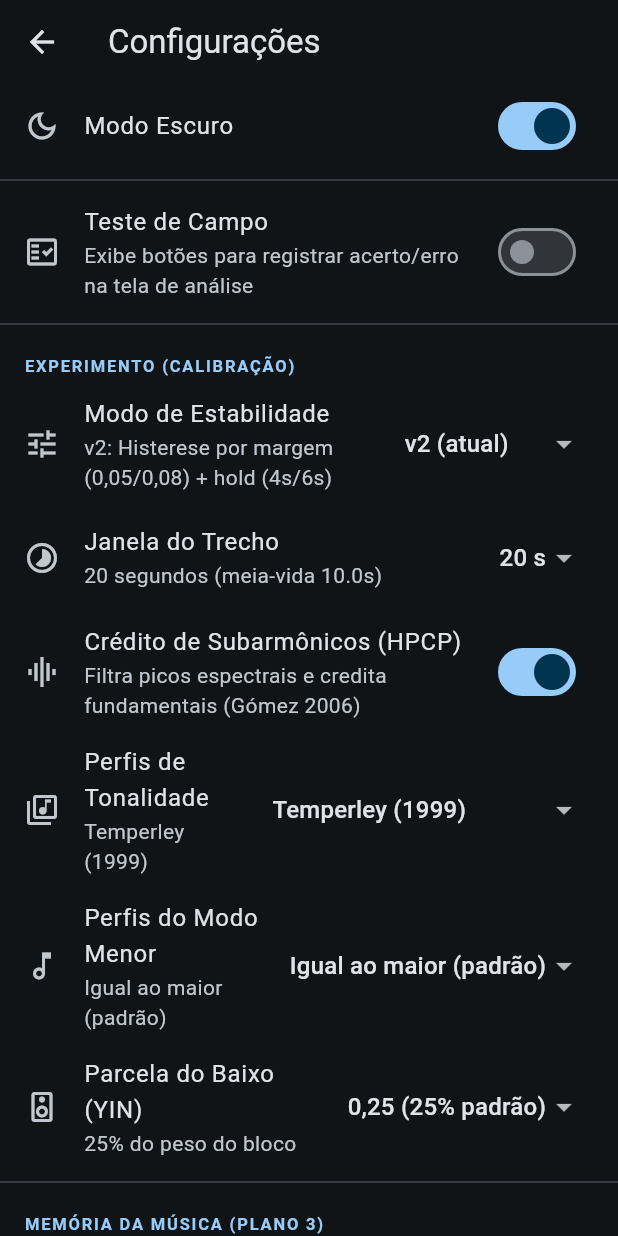
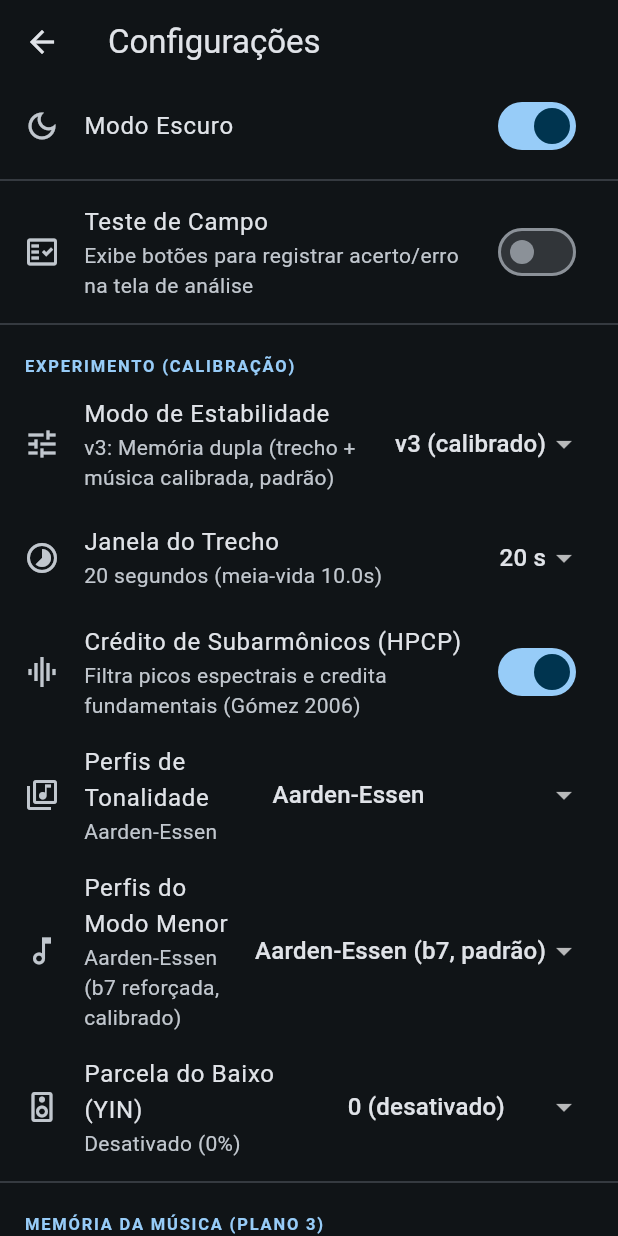
Before and after one commit to Str1NnG/tonalize, a Flutter app: the screen it shows after launch, after a tap on the "settings" icon, on a phone screen of 412 x 824 dp. Run offline on Flutter 3.47's test engine with Material 3 defaults, Android fonts, the phone set to English and light mode, and no system bars; our stand-ins replace fl_chart, permission_handler, shared_preferences, sqflite, vibration; accounts and stored records are empty.

Commit message:
Adiciona perfil Aarden calibrado e atualiza padrões

```diff
--- a/lib/core/tonal_engine.dart
+++ b/lib/core/tonal_engine.dart
@@ -35,7 +35,7 @@ class SongMemoryConfig {
     this.baseHoldSeconds = 20, // regra própria da memória da música: lenta de propósito
     this.neighborHoldSeconds = 30,
     this.showPassageAfterSeconds = 4, // linha "agora" aparece após 4 s de discordância
-    this.bassShare = 0.25,
+    this.bassShare = 0.0,
   });
 
   final bool enabled;
--- a/lib/screens/settings_screen.dart
+++ b/lib/screens/settings_screen.dart
@@ -17,22 +17,22 @@ class _SettingsScreenState extends State<SettingsScreen> {
   bool _fieldMode = false;
 
   // Calibração / Experimento (Plano 2 e Plano 3)
-  String _stabMode = 'v2';
+  String _stabMode = 'v3';
   int _windowS = 20;
   bool _harmonics = true;
-  String _profiles = 'temperley';
+  String _profiles = 'aarden';
   bool _logReadings = false;
   bool _songMemory = true;
   int _songHalflifeS = 60;
-  int _songFarS = 12;
+  int _songFarS = 20;
   int _songNearS = 45;
   double _evidenceTol = 0.8;
   double _evidenceFloor = 0.25;
   int _minS = 2;
   double _evidenceDrain = 0.5;
   bool _strictNotes = false;
-  String _minorProfiles = 'same';
-  double _bassShare = 0.25;
+  String _minorProfiles = 'aar_b7';
+  double _bassShare = 0.0;
 
   @override
   void initState() {
@@ -44,22 +44,22 @@ class _SettingsScreenState extends State<SettingsScreen> {
     final prefs = await SharedPreferences.getInstance();
     setState(() {
       _fieldMode = prefs.getBool('field_mode') ?? false;
-      _stabMode = prefs.getString('stab_mode') ?? 'v2';
+      _stabMode = prefs.getString('stab_mode') ?? 'v3';
       _windowS = prefs.getInt('window_s') ?? 20;
       _harmonics = prefs.getBool('harmonics') ?? true;
-      _profiles = prefs.getString('profiles') ?? 'temperley';
+      _profiles = prefs.getString('profiles') ?? 'aarden';
       _logReadings = prefs.getBool('log_readings') ?? false;
       _songMemory = prefs.getBool('song_memory') ?? true;
       _songHalflifeS = prefs.getInt('song_halflife_s') ?? 60;
-      _songFarS = prefs.getInt('song_far_s') ?? 12;
+      _songFarS = prefs.getInt('song_far_s') ?? 20;
       _songNearS = prefs.getInt('song_near_s') ?? 45;
       _evidenceTol = prefs.getDouble('evidence_tol') ?? 0.8;
       _evidenceFloor = prefs.getDouble('evidence_floor') ?? 0.25;
       _minS = prefs.getInt('min_s') ?? 2;
       _evidenceDrain = prefs.getDouble('evidence_drain') ?? 0.5;
       _strictNotes = prefs.getBool('strict_notes') ?? false;
-      _minorProfiles = prefs.getString('minor_profiles') ?? 'same';
-      _bassShare = prefs.getDouble('bass_share') ?? 0.25;
+      _minorProfiles = prefs.getString('minor_profiles') ?? 'aar_b7';
+      _bassShare = prefs.getDouble('bass_share') ?? 0.0;
     });
   }
 
@@ -224,15 +224,18 @@ class _SettingsScreenState extends State<SettingsScreen> {
                 leading: const Icon(Icons.tune_outlined),
                 title: const Text('Modo de Estabilidade'),
                 subtitle: Text(
-                  _stabMode == 'v2'
-                      ? 'v2: Histerese por margem (0,05/0,08) + hold (4s/6s)'
-                      : 'v1: Janela plana 10s + 3 leituras consecutivas (baseline)',
+                  _stabMode == 'v3'
+                      ? 'v3: Memória dupla (trecho + música calibrada, padrão)'
+                      : _stabMode == 'v2'
+                          ? 'v2: Histerese por margem (0,05/0,08) + hold (4s/6s)'
+                          : 'v1: Janela plana 10s + 3 leituras consecutivas (baseline)',
                 ),
                 trailing: DropdownButton<String>(
                   value: _stabMode,
                   underline: const SizedBox(),
                   items: const [
-                    DropdownMenuItem(value: 'v2', child: Text('v2 (atual)')),
+                    DropdownMenuItem(value: 'v3', child: Text('v3 (calibrado)')),
+                    DropdownMenuItem(value: 'v2', child: Text('v2 (histerese)')),
                     DropdownMenuItem(value: 'v1', child: Text('v1 (baseline)')),
                   ],
                   onChanged: (val) {
@@ -300,27 +303,33 @@ class _SettingsScreenState extends State<SettingsScreen> {
                 leading: const Icon(Icons.music_note_outlined),
                 title: const Text('Perfis do Modo Menor'),
                 subtitle: Text(
-                  _minorProfiles == 'krumhansl'
-                      ? 'Krumhansl-Kessler'
-                      : _minorProfiles == 'aarden'
-                          ? 'Aarden-Essen (menor natural)'
-                          : 'Igual ao maior (padrão)',
+                  _minorProfiles == 'aar_b7'
+                      ? 'Aarden-Essen (b7 reforçada, calibrado)'
+                      : _minorProfiles == 'krumhansl'
+                          ? 'Krumhansl-Kessler'
+                          : _minorProfiles == 'aarden'
+                              ? 'Aarden-Essen (menor natural)'
+                              : 'Igual ao maior',
                 ),
                 trailing: DropdownButton<String>(
                   value: _minorProfiles,
                   underline: const SizedBox(),
                   items: const [
                     DropdownMenuItem(
-                      value: 'same',
-                      child: Text('Igual ao maior (padrão)'),
+                      value: 'aar_b7',
+                      child: Text('Aarden-Essen (b7, padrão)'),
+                    ),
+                    DropdownMenuItem(
+                      value: 'aarden',
+                      child: Text('Aarden-Essen'),
                     ),
                     DropdownMenuItem(
                       value: 'krumhansl',
                       child: Text('Krumhansl-Kessler'),
                     ),
                     DropdownMenuItem(
-                      value: 'aarden',
-                      child: Text('Aarden-Essen'),
+                      value: 'same',
+                      child: Text('Igual ao maior'),
                     ),
                   ],
                   onChanged: (val) {
```
Also changed, not shown: lib/core/key_profiles.dart (+22 -1 lines), lib/screens/key_analysis_screen.dart (+14 -8 lines), 1 other file.
